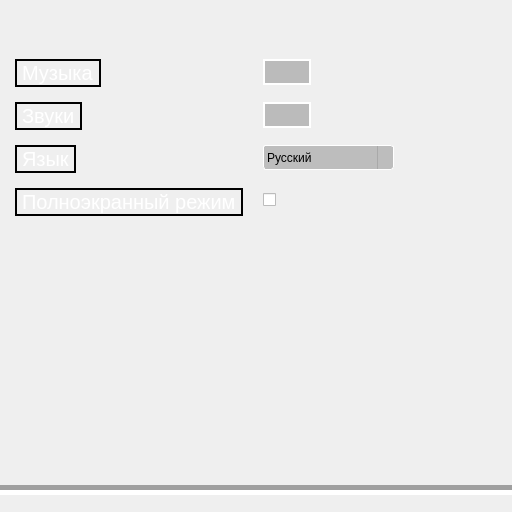
Above: settings.ui from Lymuthien/HauntedDorm before the change. Below: the same form after it.
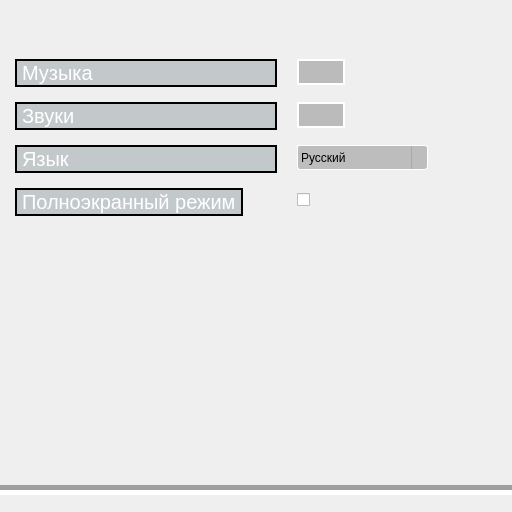
That is the form after the change. Icons and pictures are not drawn.

```diff
--- a/settings.ui
+++ b/settings.ui
@@ -77,6 +77,8 @@
 }
 
 QLabel {
+	background: rgba(151, 162, 165, 0.5);
+	border: 2px solid rgb(70, 105, 115);
     font-family: system-ui;
     font: 20px;
     border: 2px solid black;
@@ -219,6 +221,12 @@
     </item>
     <item row="2" column="0">
      <widget class="QLabel" name="label">
+      <property name="minimumSize">
+       <size>
+        <width>262</width>
+        <height>0</height>
+       </size>
+      </property>
       <property name="text">
        <string>Язык</string>
       </property>
@@ -226,6 +234,12 @@
     </item>
     <item row="1" column="0">
      <widget class="QLabel" name="label_3">
+      <property name="minimumSize">
+       <size>
+        <width>262</width>
+        <height>0</height>
+       </size>
+      </property>
       <property name="text">
        <string>Звуки</string>
       </property>
@@ -246,6 +260,18 @@
         <verstretch>0</verstretch>
        </sizepolicy>
       </property>
+      <property name="minimumSize">
+       <size>
+        <width>262</width>
+        <height>0</height>
+       </size>
+      </property>
+      <property name="maximumSize">
+       <size>
+        <width>96</width>
+        <height>16777215</height>
+       </size>
+      </property>
       <property name="text">
        <string>Музыка</string>
       </property>
```
